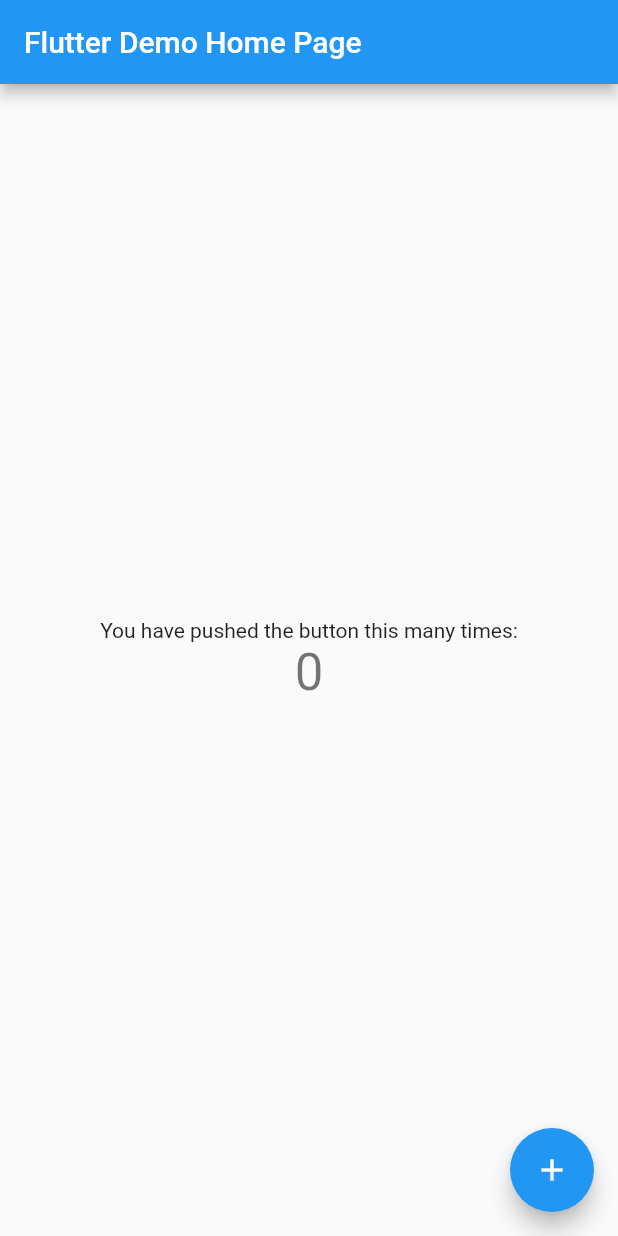
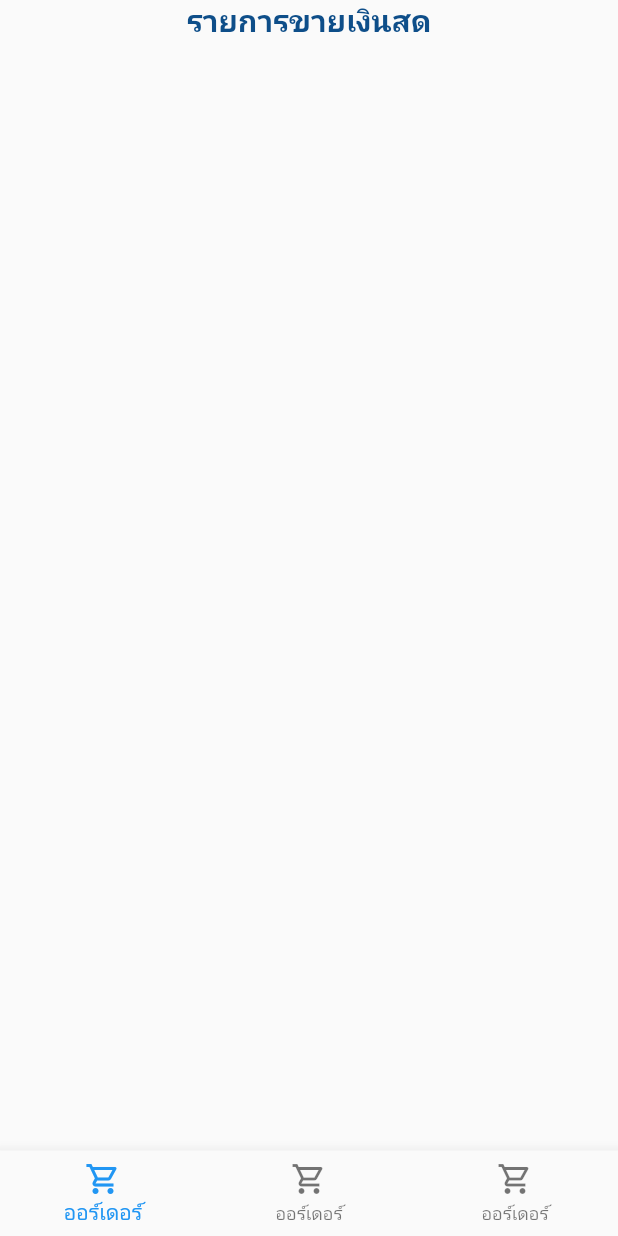
Before and after one commit to MongkolJ/pos_van, a Flutter app: the screen it shows after launch, on a phone screen of 412 x 824 dp. Run offline on Flutter 3.47's test engine with Material 2 defaults, Android fonts, the phone set to English and light mode, and no system bars.

Commit message:
Add CartView and MenuView

```diff
--- /dev/null
+++ b/lib/constants/text_styles.dart
@@ -0,0 +1,8 @@
+import 'package:flutter/material.dart';
+import 'colors.dart';
+
+const TextStyle kHeaderTextStyle = TextStyle(
+  fontWeight: FontWeight.bold,
+  color: kPrimaryDarkColor,
+  fontSize: 20,
+);
--- a/lib/main.dart
+++ b/lib/main.dart
@@ -1,4 +1,5 @@
 import 'package:flutter/material.dart';
+import 'package:pos_van/modules/menu/menu_view.dart';
 
 void main() {
   runApp(const MyApp());
@@ -13,103 +14,9 @@
     return MaterialApp(
       title: 'Flutter Demo',
       theme: ThemeData(
-        // This is the theme of your application.
-        //
-        // Try running your application with "flutter run". You'll see the
-        // application has a blue toolbar. Then, without quitting the app, try
-        // changing the primarySwatch below to Colors.green and then invoke
-        // "hot reload" (press "r" in the console where you ran "flutter run",
-        // or simply save your changes to "hot reload" in a Flutter IDE).
-        // Notice that the counter didn't reset back to zero; the application
-        // is not restarted.
         primarySwatch: Colors.blue,
       ),
-      home: const MyHomePage(title: 'Flutter Demo Home Page'),
+      home: const MenuView(),
     );
   }
 }
-
-class MyHomePage extends StatefulWidget {
-  const MyHomePage({super.key, required this.title});
-
-  // This widget is the home page of your application. It is stateful, meaning
-  // that it has a State object (defined below) that contains fields that affect
-  // how it looks.
-
-  // This class is the configuration for the state. It holds the values (in this
-  // case the title) provided by the parent (in this case the App widget) and
-  // used by the build method of the State. Fields in a Widget subclass are
-  // always marked "final".
-
-  final String title;
-
-  @override
-  State<MyHomePage> createState() => _MyHomePageState();
-}
-
-class _MyHomePageState extends State<MyHomePage> {
-  int _counter = 0;
-
-  void _incrementCounter() {
-    setState(() {
-      // This call to setState tells the Flutter framework that something has
-      // changed in this State, which causes it to rerun the build method below
-      // so that the display can reflect the updated values. If we changed
-      // _counter without calling setState(), then the build method would not be
-      // called again, and so nothing would appear to happen.
-      _counter++;
-    });
-  }
-
-  @override
-  Widget build(BuildContext context) {
-    // This method is rerun every time setState is called, for instance as done
-    // by the _incrementCounter method above.
-    //
-    // The Flutter framework has been optimized to make rerunning build methods
-    // fast, so that you can just rebuild anything that needs updating rather
-    // than having to individually change instances of widgets.
-    return Scaffold(
-      appBar: AppBar(
-        // Here we take the value from the MyHomePage object that was created by
-        // the App.build method, and use it to set our appbar title.
-        title: Text(widget.title),
-      ),
-      body: Center(
-        // Center is a layout widget. It takes a single child and positions it
-        // in the middle of the parent.
-        child: Column(
-          // Column is also a layout widget. It takes a list of children and
-          // arranges them vertically. By default, it sizes itself to fit its
-          // children horizontally, and tries to be as tall as its parent.
-          //
-          // Invoke "debug painting" (press "p" in the console, choose the
-          // "Toggle Debug Paint" action from the Flutter Inspector in Android
-          // Studio, or the "Toggle Debug Paint" command in Visual Studio Code)
-          // to see the wireframe for each widget.
-          //
-          // Column has various properties to control how it sizes itself and
-          // how it positions its children. Here we use mainAxisAlignment to
-          // center the children vertically; the main axis here is the vertical
-          // axis because Columns are vertical (the cross axis would be
-          // horizontal).
-          mainAxisAlignment: MainAxisAlignment.center,
-          children: <Widget>[
-            const Text(
-              'You have pushed the button this many times:',
-            ),
-            Text(
-              '$_counter',
-              style: Theme.of(context).textTheme.headlineMedium,
-            ),
-          ],
-        ),
-      ),
-      floatingActionButton: FloatingActionButton(
-        onPressed: _incrementCounter,
-        tooltip: 'Increment',
-        child: const Icon(Icons.add),
-      ), // This trailing comma makes auto-formatting nicer for build methods.
-    );
-  }
-}
--- /dev/null
+++ b/lib/modules/cart/cart_view.dart
@@ -0,0 +1,30 @@
+import 'package:flutter/material.dart';
+import 'package:pos_van/constants/colors.dart';
+import 'package:pos_van/constants/text_styles.dart';
+
+class CartView extends StatefulWidget {
+  const CartView({Key? key}) : super(key: key);
+
+  @override
+  State<CartView> createState() => _CartViewState();
+}
+
+class _CartViewState extends State<CartView> {
+  @override
+  Widget build(BuildContext context) {
+    return SafeArea(
+      child: Scaffold(
+        body: Column(
+          children: [
+            const Center(
+              child: Text(
+                'รายการขายเงินสด',
+                style: kHeaderTextStyle,
+              ),
+            ),
+          ],
+        ),
+      ),
+    );
+  }
+}
--- /dev/null
+++ b/lib/modules/menu/menu_view.dart
@@ -0,0 +1,49 @@
+import 'package:flutter/material.dart';
+import 'package:pos_van/modules/cart/cart_view.dart';
+
+class MenuView extends StatefulWidget {
+  const MenuView({Key? key}) : super(key: key);
+
+  @override
+  State<MenuView> createState() => _MenuViewState();
+}
+
+class _MenuViewState extends State<MenuView> {
+  int _selectedIndex = 0;
+
+  static const List<Widget> _viewOptions = [
+    CartView(),
+    CartView(),
+    CartView(),
+  ];
+
+  @override
+  Widget build(BuildContext context) {
+    return Scaffold(
+      body: Center(
+        child: _viewOptions.elementAt(_selectedIndex),
+      ),
+      bottomNavigationBar: BottomNavigationBar(
+        items: const [
+          BottomNavigationBarItem(
+            icon: Icon(Icons.shopping_cart_outlined),
+            label: 'ออร์เดอร์',
+          ),
+          BottomNavigationBarItem(
+            icon: Icon(Icons.shopping_cart_outlined),
+            label: 'ออร์เดอร์',
+          ),
+          BottomNavigationBarItem(
+            icon: Icon(Icons.shopping_cart_outlined),
+            label: 'ออร์เดอร์',
+          ),
+        ],
+        currentIndex: _selectedIndex,
+        onTap: (int newIndex) {
+          _selectedIndex = newIndex;
+          setState(() {});
+        },
+      ),
+    );
+  }
+}
```
Also changed, not shown: lib/constants/paths/api_paths.dart (added), lib/constants/paths/file_paths.dart (added), lib/modules/cart/cart_item_model.dart (added), lib/modules/cart/cart_view_model.dart (added).
